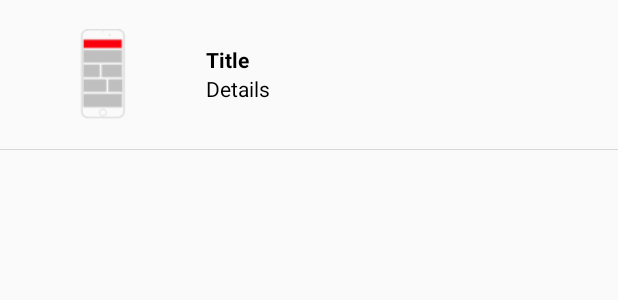
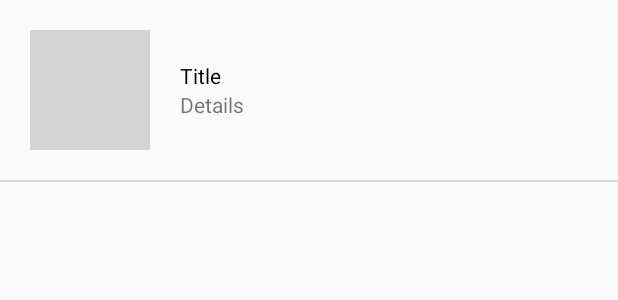
Before and after one commit to SuperAwesomeLTD/sa-mobile-sdk-android-demo, an Android app: the layout row_demoformats.xml on its own in the app's theme, with its tools: preview values and no code run, on a phone screen of 412 x 824 dp. Shown: the top 300 px of the screen. Run offline under Robolectric (Android 15) with nearby library versions, the phone set to English and light mode, and no system bars.

Commit message:
More fun!

```diff
--- a/app/src/main/java/aademo/superawesome/tv/awesomeadsdemo/activities/creatives/CreativeAux.java
+++ b/app/src/main/java/aademo/superawesome/tv/awesomeadsdemo/activities/creatives/CreativeAux.java
@@ -70,13 +70,13 @@ public class CreativeAux {
     }
 
     public void getTagBitmap (Context context, String tag, int width, int height, int scaledW, int scaledH,  Listener listener) {
-        String tagString = tag;
-        tagString = tagString.replace("[keywords]", "");
-        tagString = tagString.replace("[timestamp]", "");
-        tagString = tagString.replace("target=\"_blank\"", "");
-        tagString = tagString.replace("“", "\"");
-        tagString = tagString.replace("\n", "");
-        getWebViewBitmap(context, tagString, width, height, scaledW, scaledH, listener);
+//        String tagString = tag;
+//        tagString = tagString.replace("[keywords]", "");
+//        tagString = tagString.replace("[timestamp]", "");
+//        tagString = tagString.replace("target=\"_blank\"", "");
+//        tagString = tagString.replace("“", "\"");
+//        tagString = tagString.replace("\n", "");
+        getWebViewBitmap(context, tag, width, height, scaledW, scaledH, listener);
     }
 
     void getUrlBitmap(Context context, String url, AdFormat format, Listener listener) {
--- a/app/src/main/res/layout/row_creatives.xml
+++ b/app/src/main/res/layout/row_creatives.xml
@@ -12,9 +12,9 @@
         <ImageView
             android:id="@+id/CreativeIcon"
             android:layout_margin="20dp"
-            android:layout_width="60dp"
+            android:layout_width="80dp"
             android:src="@drawable/icon_placeholder"
-            android:layout_height="60dp"
+            android:layout_height="80dp"
             android:scaleType="fitCenter"/>
 
         <LinearLayout
--- a/app/src/main/res/layout/row_demoformats.xml
+++ b/app/src/main/res/layout/row_demoformats.xml
@@ -2,49 +2,40 @@
 <LinearLayout
     xmlns:android="http://schemas.android.com/apk/res/android"
     android:layout_width="match_parent"
-    android:layout_height="100dp"
+    android:layout_height="match_parent"
     android:orientation="vertical"
     android:background="#00000000">
 
     <LinearLayout
         android:orientation="horizontal"
         android:layout_width="match_parent"
-        android:layout_height="99dp">
+        android:layout_height="wrap_content">
+
+        <ImageView
+            android:id="@+id/DemoFormatsIcon"
+            android:layout_margin="20dp"
+            android:layout_width="80dp"
+            android:src="@drawable/icon_placeholder"
+            android:layout_height="80dp"
+            android:scaleType="fitCenter"/>
 
         <LinearLayout
-            android:layout_width="0dp"
-            android:layout_weight="1"
-            android:gravity="center"
-            android:layout_height="match_parent"
-            android:orientation="vertical">
-
-            <ImageView
-                android:id="@+id/DemoFormatsIcon"
-                android:src="@drawable/banner"
-                android:layout_width="60dp"
-                android:layout_height="60dp"
-                android:scaleType="fitCenter"/>
-
-        </LinearLayout>
-
-        <LinearLayout
-            android:layout_width="0dp"
-            android:layout_weight="2"
-            android:layout_height="match_parent"
+            android:layout_width="match_parent"
+            android:layout_height="wrap_content"
             android:orientation="vertical"
-            android:gravity="center_vertical">
+            android:layout_gravity="center_vertical">
 
             <TextView
                 android:id="@+id/DemoFormatsTitle"
                 android:textColor="@color/colorBlack"
-                android:textStyle="bold"
+                android:layout_marginEnd="12dp"
                 android:text="@string/page_demo_table_row_def_title"
                 android:layout_width="match_parent"
                 android:layout_height="wrap_content"/>
             <TextView
                 android:id="@+id/DemoFormatsDetails"
                 android:text="@string/page_demo_table_row_def_details"
-                android:textColor="@color/colorBlack"
+                android:layout_marginEnd="12dp"
                 android:layout_width="match_parent"
                 android:layout_height="wrap_content"/>
 
```
